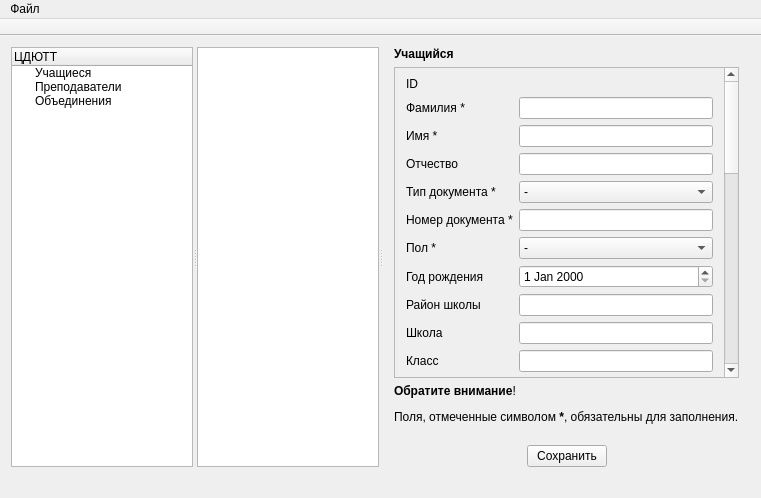
Before: the Qt Designer form mainwindow.ui in Domerk/UdoDB, drawn with Qt 5.
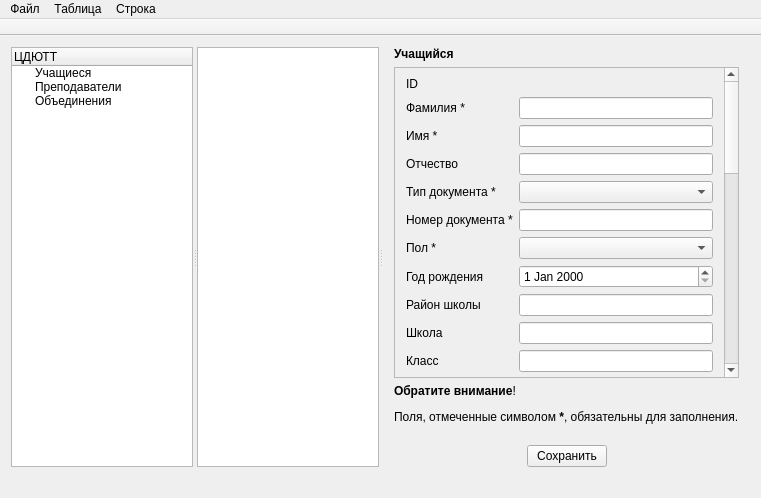
After: the same form once the commit is applied.

Commit message: Добавлено меню

The edit to the form file:
```diff
--- a/mainwindow.ui
+++ b/mainwindow.ui
@@ -325,7 +325,7 @@
                <property name="geometry">
                 <rect>
                  <x>0</x>
-                 <y>0</y>
+                 <y>-581</y>
                  <width>297</width>
                  <height>897</height>
                 </rect>
@@ -432,7 +432,7 @@
                    <widget class="QComboBox" name="studDoc">
                     <item>
                      <property name="text">
-                      <string>-</string>
+                      <string/>
                      </property>
                     </item>
                     <item>
@@ -454,7 +454,7 @@
                    <widget class="QComboBox" name="studGender">
                     <item>
                      <property name="text">
-                      <string>-</string>
+                      <string/>
                      </property>
                     </item>
                     <item>
@@ -724,13 +724,29 @@
      <height>21</height>
     </rect>
    </property>
-   <widget class="QMenu" name="menu">
+   <widget class="QMenu" name="menuFile">
     <property name="title">
      <string>Файл</string>
     </property>
     <addaction name="exit"/>
    </widget>
-   <addaction name="menu"/>
+   <widget class="QMenu" name="menuTab">
+    <property name="title">
+     <string>Таблица</string>
+    </property>
+    <addaction name="actionRefreshTab"/>
+    <addaction name="actionRepeatLastSelect"/>
+   </widget>
+   <widget class="QMenu" name="menuStr">
+    <property name="title">
+     <string>Строка</string>
+    </property>
+    <addaction name="actionNewStr"/>
+    <addaction name="actionDeleteStr"/>
+   </widget>
+   <addaction name="menuFile"/>
+   <addaction name="menuTab"/>
+   <addaction name="menuStr"/>
   </widget>
   <widget class="QToolBar" name="mainToolBar">
    <property name="movable">
```
Left out of the diff: 30 changed lines with no effect on the pictures. The commit also changes 2 other files.
